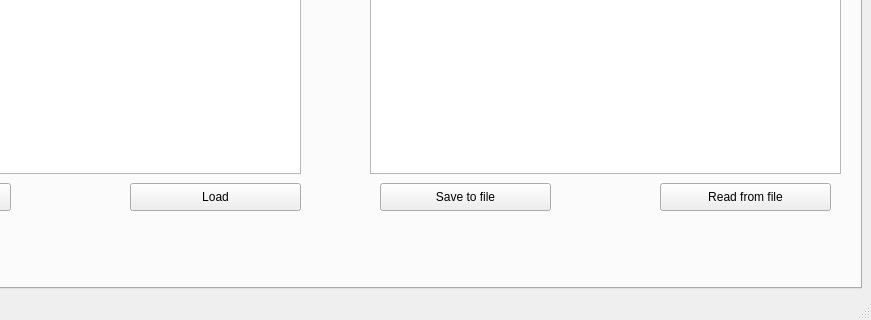
Old version of the form mainwindow.ui in the repository totktobroditvokrug/EL205-QT; both pictures show x 181 to 1052 and y 421 to 741 of the 1052 by 741 pixel window.
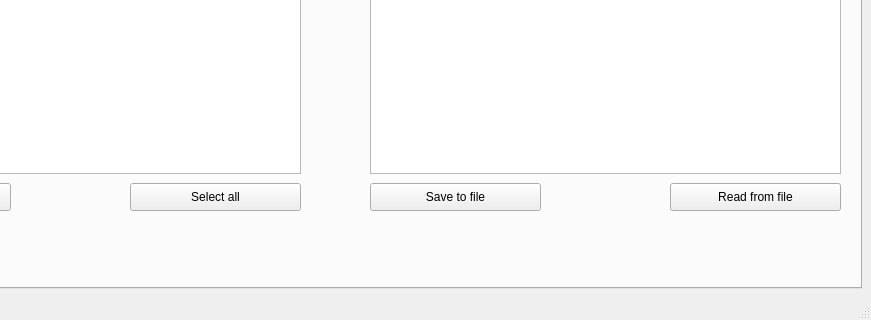
New version of the form. The open tabs and pages were chosen to show the change.

Diff of the .ui file:
```diff
--- a/mainwindow.ui
+++ b/mainwindow.ui
@@ -654,7 +654,7 @@
        <widget class="QPushButton" name="pushButton_readRegFromFile">
         <property name="geometry">
          <rect>
-          <x>830</x>
+          <x>840</x>
           <y>550</y>
           <width>171</width>
           <height>28</height>
@@ -667,7 +667,7 @@
        <widget class="QPushButton" name="pushButton_saveRegToFile">
         <property name="geometry">
          <rect>
-          <x>550</x>
+          <x>540</x>
           <y>550</y>
           <width>171</width>
           <height>28</height>
@@ -707,7 +707,7 @@
          </rect>
         </property>
         <property name="text">
-         <string>Load</string>
+         <string>Select all</string>
         </property>
        </widget>
       </widget>
```
Left out of the diff: 6 changed lines with no effect on the pictures.
